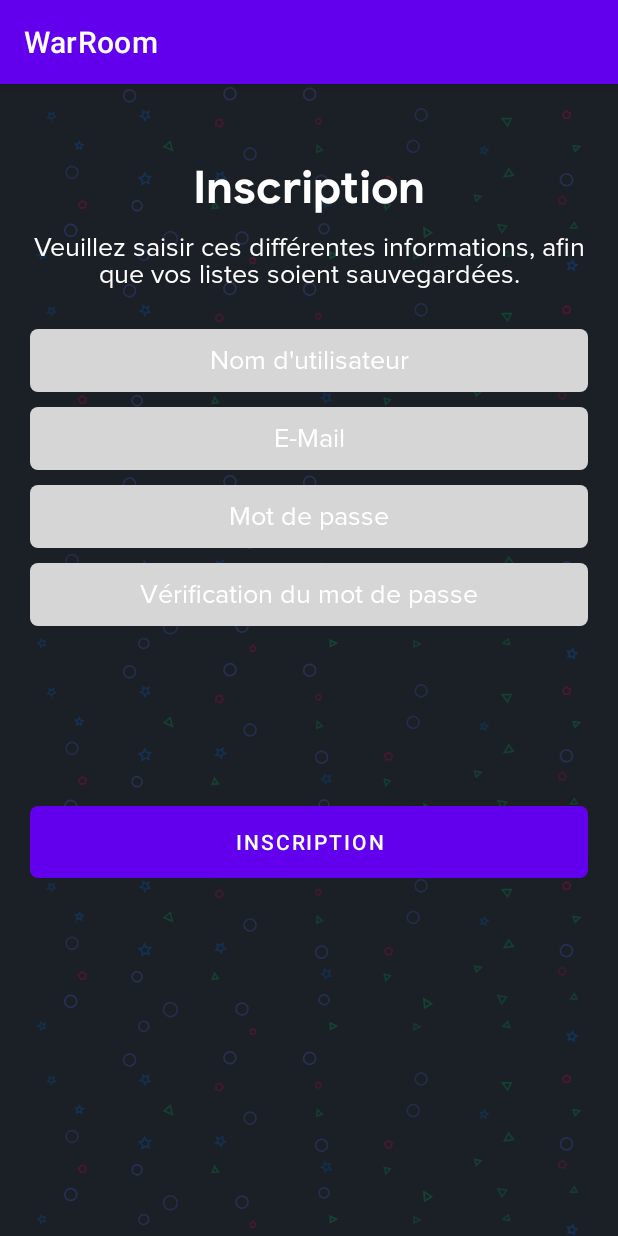
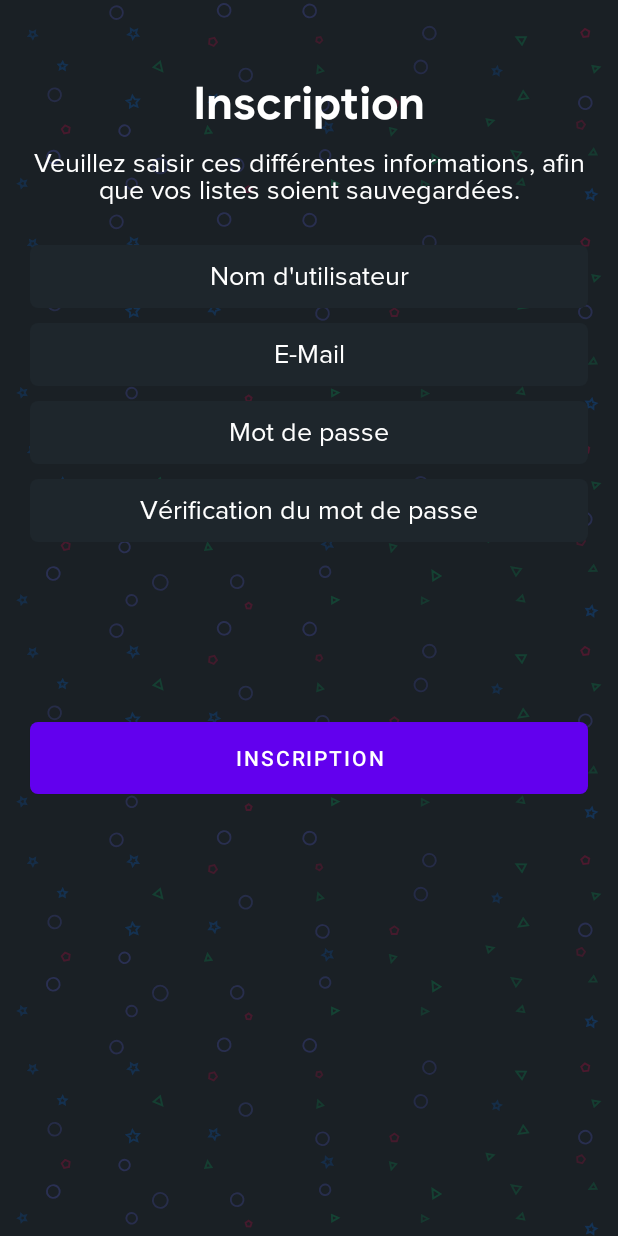
Before and after one commit to GetMetamorph/WarRoom, an Android app: the RegisterActivity screen opened directly, with no data from a screen before it, on a phone screen of 412 x 824 dp. Run offline under Robolectric (Android 15) with nearby library versions, the phone set to English and light mode, and no system bars; our stand-ins replace Firebase (no records; nobody signed in at launch, a user with empty details on screens opened directly); libraries missing offline, so code that uses them is left out: dk.brics.automaton, net.datafaker.

Commit message:
fix branch

```diff
--- a/app/src/main/AndroidManifest.xml
+++ b/app/src/main/AndroidManifest.xml
@@ -40,11 +40,6 @@
         </activity>
 
         <activity
-            android:name=".activities.MainActivity"
-            android:exported="true">
-        </activity>
-
-        <activity
             android:name=".activities.HomeActivity"
             android:exported="true">
         </activity>
--- a/app/src/main/res/values-night/themes.xml
+++ b/app/src/main/res/values-night/themes.xml
@@ -1,6 +1,6 @@
 <resources xmlns:tools="http://schemas.android.com/tools">
     <!-- Base application theme. -->
-    <style name="Theme.WarRoom" parent="Theme.MaterialComponents.DayNight.DarkActionBar">
+    <style name="Theme.WarRoom" parent="Theme.MaterialComponents.DayNight.NoActionBar">
         <!-- Primary brand color. -->
         <item name="colorPrimary">@color/purple_200</item>
         <item name="colorPrimaryVariant">@color/purple_700</item>
--- a/app/src/main/res/values-v31/themes.xml
+++ b/app/src/main/res/values-v31/themes.xml
@@ -1,6 +1,6 @@
 <?xml version="1.0" encoding="utf-8"?>
 <resources>
-    <style name="Theme.WarRoom" parent="Theme.MaterialComponents.DayNight.DarkActionBar">
+    <style name="Theme.WarRoom" parent="Theme.MaterialComponents.DayNight.NoActionBar">
         <!-- Primary brand color. -->
         <item name="colorPrimary">@color/purple_500</item>
         <item name="colorPrimaryVariant">@color/purple_700</item>
--- a/app/src/main/res/values/themes.xml
+++ b/app/src/main/res/values/themes.xml
@@ -1,9 +1,9 @@
 <resources xmlns:tools="http://schemas.android.com/tools">
     <!-- Base application theme. -->
-    <style name="Theme.WarRoom1" parent="Theme.MaterialComponents.DayNight.DarkActionBar">
+    <style name="Theme.WarRoom1" parent="Theme.MaterialComponents.DayNight.NoActionBar">
         <!-- Primary brand color. -->
         <item name="colorPrimary">@color/red_edit</item>
-        <item name="colorPrimaryVariant">@color/pink_33</item>
+        <item name="colorPrimaryVariant">@color/purple_700</item>
         <item name="colorOnPrimary">@color/white</item>
         <!-- Secondary brand color. -->
         <item name="colorSecondary">@color/teal_200</item>
```
Also changed, not shown: app/src/main/res/values/colors.xml (+9 -0 lines).
